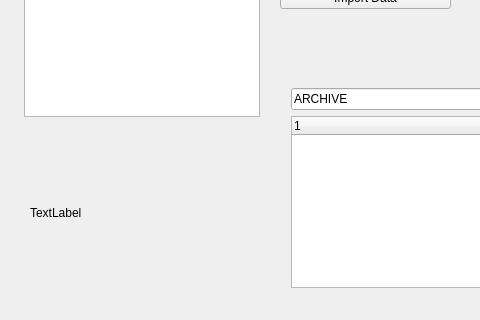
Before: the Qt Designer form gpw_project/gpw_app/mainwindow.ui in torrancee/gpwapp, drawn with Qt 5; both pictures show x 0 to 480 and y 330 to 650 of the 1100 by 650 pixel window.
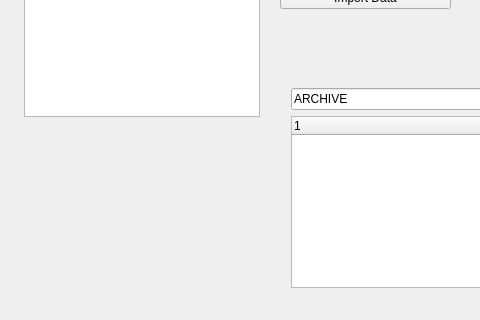
After: the same form once the commit is applied. Custom widgets are drawn as their Qt base class.

```diff
--- a/gpw_project/gpw_app/mainwindow.ui
+++ b/gpw_project/gpw_app/mainwindow.ui
@@ -178,14 +178,14 @@
    <widget class="QLabel" name="label">
     <property name="geometry">
      <rect>
-      <x>30</x>
+      <x>20</x>
       <y>450</y>
       <width>241</width>
       <height>151</height>
      </rect>
     </property>
     <property name="text">
-     <string>TextLabel</string>
+     <string/>
     </property>
    </widget>
    <widget class="QWidget" name="">
```
Left out of the diff: 8 changed lines with no effect on the pictures.
